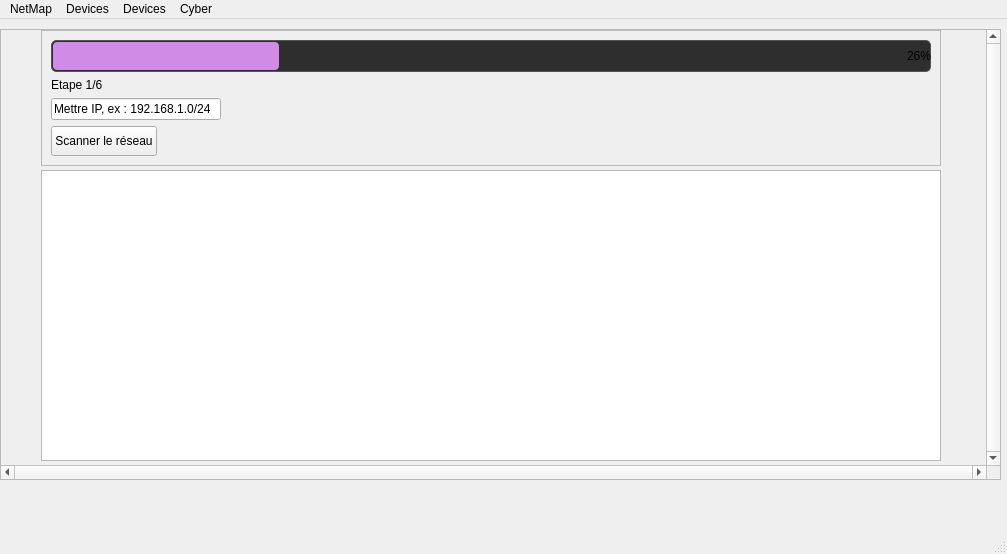
The window that Net_map/mainwindow.ui (Traygueur/net_map) describes before a commit, drawn with Qt 5.
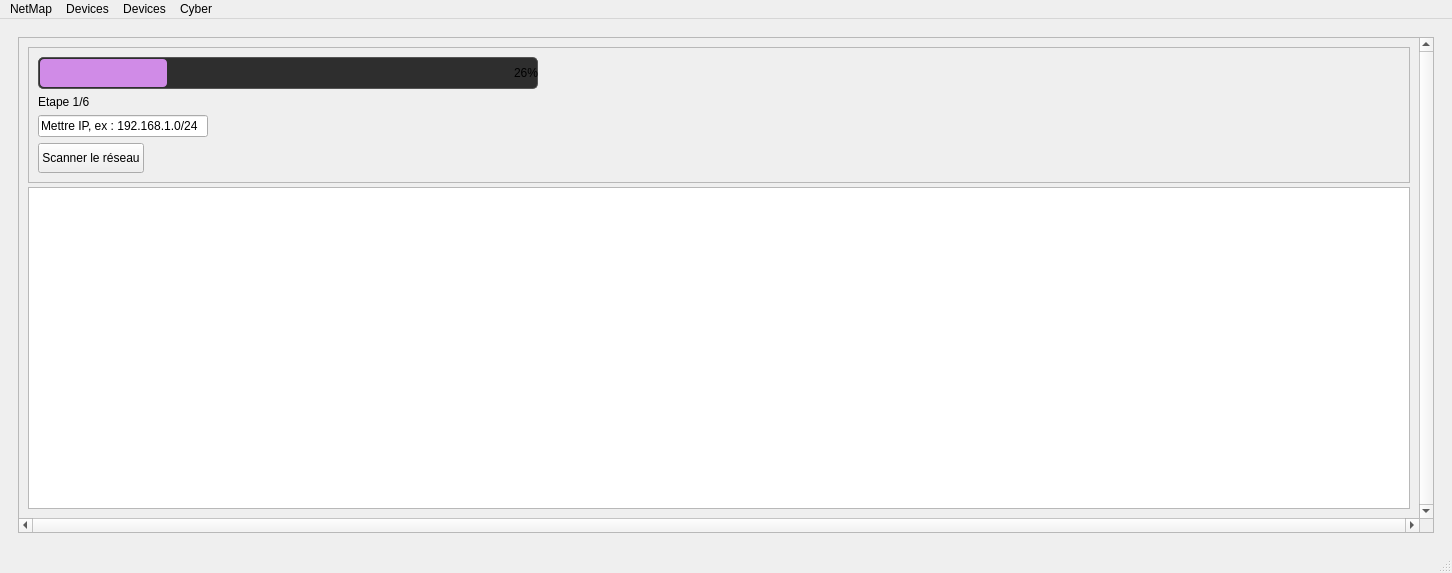
The same window after the commit.

Patch:
```diff
--- a/Net_map/mainwindow.ui
+++ b/Net_map/mainwindow.ui
@@ -6,8 +6,8 @@
    <rect>
     <x>0</x>
     <y>0</y>
-    <width>1007</width>
-    <height>554</height>
+    <width>1452</width>
+    <height>573</height>
    </rect>
   </property>
   <property name="sizePolicy">
@@ -34,39 +34,33 @@
    </property>
    <property name="maximumSize">
     <size>
-     <width>1007</width>
-     <height>511</height>
+     <width>16777215</width>
+     <height>16777215</height>
     </size>
    </property>
+   <layout class="QVBoxLayout" name="verticalLayout_3">
+    <item>
    <widget class="QStackedWidget" name="stackedWidget">
-    <property name="geometry">
-     <rect>
-      <x>0</x>
-      <y>0</y>
-      <width>1001</width>
-      <height>511</height>
-     </rect>
-    </property>
     <property name="sizePolicy">
-     <sizepolicy hsizetype="Preferred" vsizetype="Preferred">
+       <sizepolicy hsizetype="Expanding" vsizetype="Expanding">
       <horstretch>0</horstretch>
       <verstretch>0</verstretch>
      </sizepolicy>
     </property>
     <widget class="QWidget" name="page1">
+       <property name="sizePolicy">
+        <sizepolicy hsizetype="Expanding" vsizetype="Expanding">
+         <horstretch>0</horstretch>
+         <verstretch>0</verstretch>
+        </sizepolicy>
+       </property>
+       <layout class="QVBoxLayout" name="verticalLayout_5">
+        <item>
      <widget class="QScrollArea" name="scrollArea">
-      <property name="geometry">
-       <rect>
-        <x>0</x>
-        <y>10</y>
-        <width>1001</width>
-        <height>451</height>
-       </rect>
-      </property>
       <property name="sizePolicy">
        <sizepolicy hsizetype="Expanding" vsizetype="Expanding">
         <horstretch>0</horstretch>
-        <verstretch>3</verstretch>
+            <verstretch>0</verstretch>
        </sizepolicy>
       </property>
       <property name="verticalScrollBarPolicy">
@@ -83,8 +77,8 @@
         <rect>
          <x>0</x>
          <y>0</y>
-         <width>985</width>
-         <height>435</height>
+             <width>1400</width>
+             <height>478</height>
         </rect>
        </property>
        <property name="sizePolicy">
@@ -102,46 +96,9 @@
        <property name="autoFillBackground">
         <bool>true</bool>
        </property>
-       <widget class="QLabel" name="zoomLabel">
-        <property name="geometry">
-         <rect>
-          <x>1220</x>
-          <y>80</y>
-          <width>903</width>
-          <height>425</height>
-         </rect>
-        </property>
-        <property name="sizePolicy">
-         <sizepolicy hsizetype="Preferred" vsizetype="Preferred">
-          <horstretch>0</horstretch>
-          <verstretch>0</verstretch>
-         </sizepolicy>
-        </property>
-        <property name="minimumSize">
-         <size>
-          <width>0</width>
-          <height>0</height>
-         </size>
-        </property>
-        <property name="text">
-         <string/>
-        </property>
-        <property name="scaledContents">
-         <bool>false</bool>
-        </property>
-        <property name="alignment">
-         <set>Qt::AlignmentFlag::AlignCenter</set>
-        </property>
-       </widget>
+           <layout class="QVBoxLayout" name="verticalLayout_4">
+            <item>
        <widget class="QWidget" name="widgetContainer" native="true">
-        <property name="geometry">
-         <rect>
-          <x>40</x>
-          <y>0</y>
-          <width>900</width>
-          <height>431</height>
-         </rect>
-        </property>
         <property name="sizePolicy">
          <sizepolicy hsizetype="Expanding" vsizetype="Expanding">
           <horstretch>0</horstretch>
@@ -186,7 +143,7 @@
            </property>
            <property name="minimumSize">
             <size>
-             <width>900</width>
+                   <width>0</width>
              <height>30</height>
             </size>
            </property>
@@ -203,14 +160,14 @@
                <bool>true</bool>
               </property>
               <property name="sizePolicy">
-               <sizepolicy hsizetype="Expanding" vsizetype="Fixed">
+                     <sizepolicy hsizetype="Fixed" vsizetype="Fixed">
                 <horstretch>0</horstretch>
                 <verstretch>0</verstretch>
                </sizepolicy>
               </property>
               <property name="minimumSize">
                <size>
-                <width>0</width>
+                      <width>500</width>
                 <height>32</height>
                </size>
               </property>
@@ -304,8 +261,12 @@
          </item>
         </layout>
        </widget>
-      </widget>
-     </widget>
+            </item>
+           </layout>
+          </widget>
+         </widget>
+        </item>
+       </layout>
     </widget>
     <widget class="QWidget" name="page2">
      <widget class="QScrollArea" name="scrollArea_2">
@@ -359,13 +320,15 @@
      </widget>
     </widget>
    </widget>
+    </item>
+   </layout>
   </widget>
   <widget class="QMenuBar" name="menubar">
    <property name="geometry">
     <rect>
      <x>0</x>
      <y>0</y>
-     <width>1007</width>
+     <width>1452</width>
      <height>21</height>
     </rect>
    </property>
```
Lines whose indentation alone changed are shown as unchanged.
